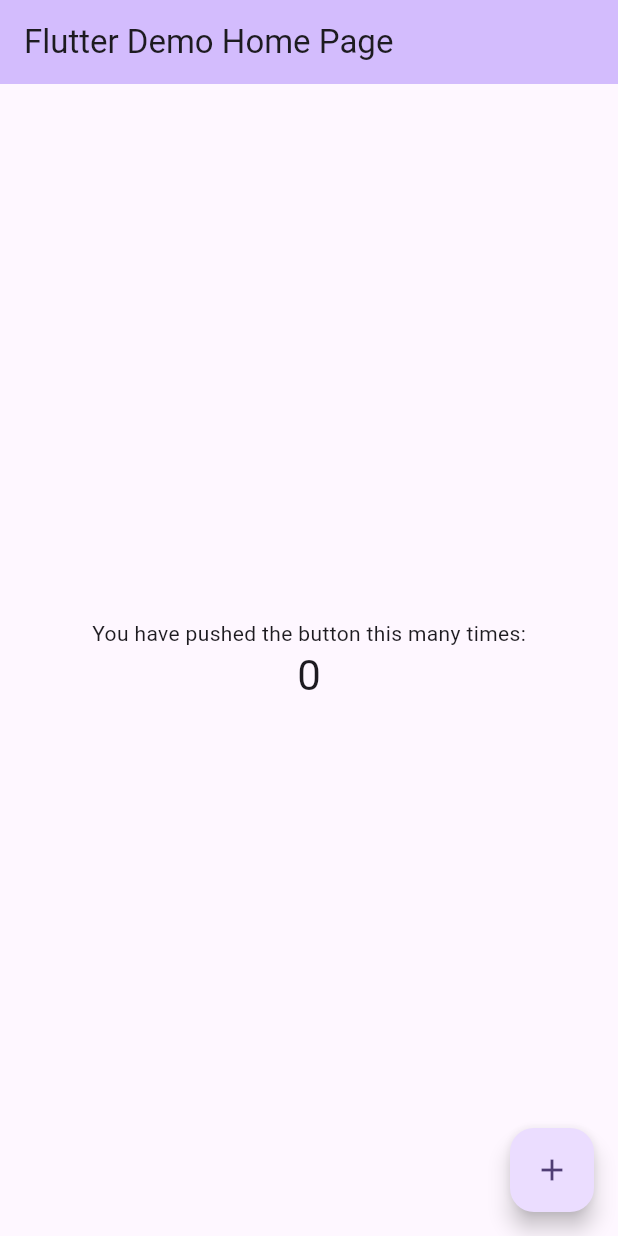
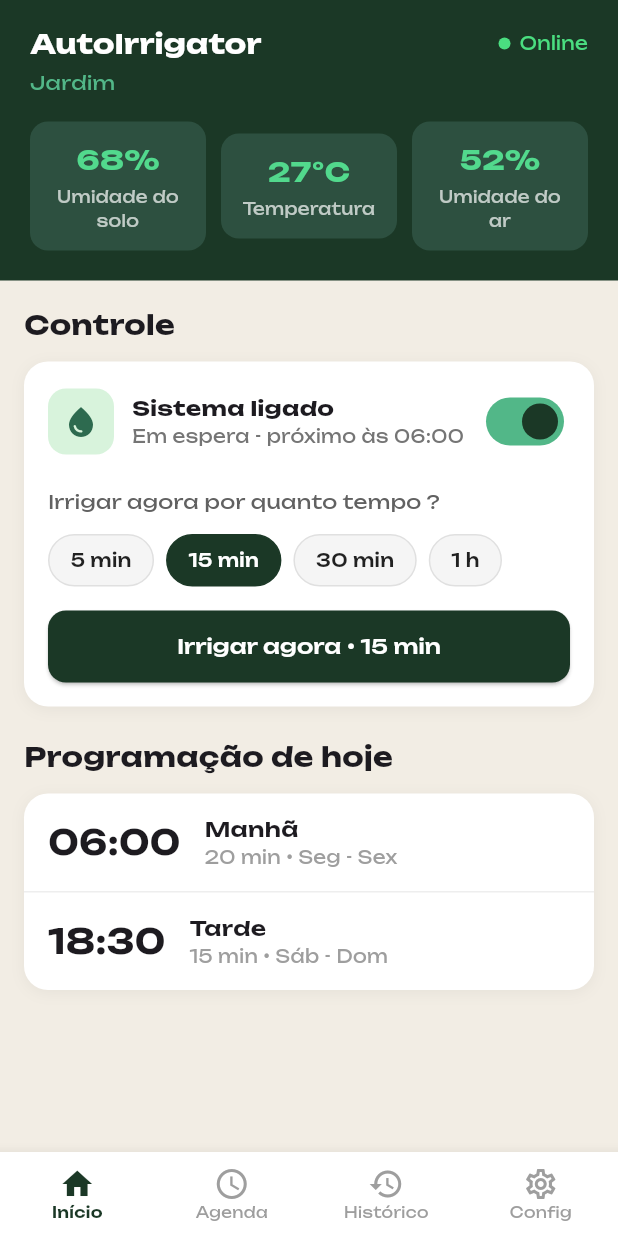
Before and after one commit to RenatoHPissinatti/AutoIrrigator, a Flutter app: the screen it shows after launch, on a phone screen of 412 x 824 dp. Run offline on Flutter 3.47's test engine with Material 3 defaults, Android fonts, the phone set to English and light mode, and no system bars; our stand-ins replace google_fonts.

Commit message:
feat/home_page done

```diff
--- /dev/null
+++ b/App/irrigator/lib/app/app.dart
@@ -0,0 +1,23 @@
+import 'package:flutter/material.dart';
+import 'package:google_fonts/google_fonts.dart';
+import 'view/pages/home_page.dart';
+
+class App extends StatelessWidget {
+  const App({super.key});
+
+  @override
+  Widget build(BuildContext context) {
+    return MaterialApp(
+      title: 'AutoIrrigator',
+      debugShowCheckedModeBanner: false,
+      theme: ThemeData(
+        useMaterial3: true,
+        textTheme: GoogleFonts.unboundedTextTheme(),
+      ),
+      home: const HomePage(),
+      routes: {
+        '/home': (context) => const HomePage(),
+      },
+    );
+  }
+}
--- /dev/null
+++ b/App/irrigator/lib/app/view/pages/home_page.dart
@@ -0,0 +1,347 @@
+import 'package:flutter/material.dart';
+import '../widgets/bottom_nav_bar.dart';
+
+class HomePage extends StatefulWidget {
+  const HomePage({super.key});
+
+  @override
+  State<HomePage> createState() => _HomePageState();
+}
+
+class _HomePageState extends State<HomePage> {
+  bool _sistemaLigado = true;
+  int _selectedTimeIndex = 1;
+
+  static const _darkGreen = Color(0xFF1B3826);
+  static const _cardGreen = Color(0xFF2D5040);
+  static const _brightGreen = Color(0xFF52D98D);
+  static const _accentGreen = Color(0xFF52B788);
+  static const _bgColor = Color(0xFFF2EDE4);
+
+  final List<String> _tempos = ['5 min', '15 min', '30 min', '1 h'];
+
+  @override
+  Widget build(BuildContext context) {
+    return Scaffold(
+      backgroundColor: _bgColor,
+      body: Column(
+        children: [
+          _buildHeader(),
+          Expanded(
+            child: SingleChildScrollView(
+              padding: const EdgeInsets.all(16),
+              child: Column(
+                crossAxisAlignment: CrossAxisAlignment.start,
+                children: [
+                  _buildControle(),
+                  const SizedBox(height: 20),
+                  _buildProgramacao(),
+                  const SizedBox(height: 20),
+                ],
+              ),
+            ),
+          ),
+        ],
+      ),
+      bottomNavigationBar: BottomNavBar(
+        currentIndex: 0,
+        onTap: (index) {
+          switch (index) {
+            case 1:
+              Navigator.pushReplacementNamed(context, '/agenda');
+            case 2:
+              Navigator.pushReplacementNamed(context, '/historico');
+            case 3:
+              Navigator.pushReplacementNamed(context, '/config');
+          }
+        },
+      ),
+    );
+  }
+
+  Widget _buildHeader() {
+    return Container(
+      color: _darkGreen,
+      padding: EdgeInsets.only(
+        top: MediaQuery.of(context).padding.top + 16,
+        left: 20,
+        right: 20,
+        bottom: 20,
+      ),
+      child: Column(
+        crossAxisAlignment: CrossAxisAlignment.start,
+        children: [
+          Row(
+            mainAxisAlignment: MainAxisAlignment.spaceBetween,
+            children: [
+              const Text(
+                'AutoIrrigator',
+                style: TextStyle(
+                  color: Colors.white,
+                  fontSize: 18,
+                  fontWeight: FontWeight.bold,
+                ),
+              ),
+              Row(
+                children: [
+                  Container(
+                    width: 8,
+                    height: 8,
+                    decoration: const BoxDecoration(
+                      color: Color(0xFF4ADE80),
+                      shape: BoxShape.circle,
+                    ),
+                  ),
+                  const SizedBox(width: 6),
+                  const Text(
+                    'Online',
+                    style: TextStyle(color: Color(0xFF4ADE80), fontSize: 12),
+                  ),
+                ],
+              ),
+            ],
+          ),
+          const SizedBox(height: 4),
+          const Text(
+            'Jardim',
+            style: TextStyle(color: _accentGreen, fontSize: 13),
+          ),
+          const SizedBox(height: 16),
+          Row(
+            children: [
+              _buildSensorCard('68%', 'Umidade do\nsolo'),
+              const SizedBox(width: 10),
+              _buildSensorCard('27°C', 'Temperatura'),
+              const SizedBox(width: 10),
+              _buildSensorCard('52%', 'Umidade do\nar'),
+            ],
+          ),
+        ],
+      ),
+    );
+  }
+
+  Widget _buildSensorCard(String value, String label) {
+    return Expanded(
+      child: Container(
+        padding: const EdgeInsets.symmetric(vertical: 12, horizontal: 8),
+        decoration: BoxDecoration(
+          color: _cardGreen,
+          borderRadius: BorderRadius.circular(12),
+        ),
+        child: Column(
+          children: [
+            Text(
+              value,
+              style: const TextStyle(
+                color: _brightGreen,
+                fontSize: 18,
+                fontWeight: FontWeight.bold,
+              ),
+            ),
+            const SizedBox(height: 4),
+            Text(
+              label,
+              textAlign: TextAlign.center,
+              style: const TextStyle(color: Colors.white70, fontSize: 11),
+            ),
+          ],
+        ),
+      ),
+    );
+  }
+
+  Widget _buildControle() {
+    return Column(
+      crossAxisAlignment: CrossAxisAlignment.start,
+      children: [
+        const Text(
+          'Controle',
+          style: TextStyle(fontSize: 18, fontWeight: FontWeight.bold),
+        ),
+        const SizedBox(height: 12),
+        Container(
+          padding: const EdgeInsets.all(16),
+          decoration: BoxDecoration(
+            color: Colors.white,
+            borderRadius: BorderRadius.circular(16),
+            boxShadow: [
+              BoxShadow(
+                color: Colors.black.withValues(alpha: 0.05),
+                blurRadius: 8,
+                offset: const Offset(0, 2),
+              ),
+            ],
+          ),
+          child: Column(
+            crossAxisAlignment: CrossAxisAlignment.start,
+            children: [
+              Row(
+                children: [
+                  Container(
+                    padding: const EdgeInsets.all(10),
+                    decoration: BoxDecoration(
+                      color: const Color(0xFFD8F3DC),
+                      borderRadius: BorderRadius.circular(12),
+                    ),
+                    child: const Icon(
+                      Icons.water_drop,
+                      color: Color(0xFF2D6A4F),
+                      size: 24,
+                    ),
+                  ),
+                  const SizedBox(width: 12),
+                  Expanded(
+                    child: Column(
+                      crossAxisAlignment: CrossAxisAlignment.start,
+                      children: [
+                        const Text(
+                          'Sistema ligado',
+                          style: TextStyle(
+                            fontWeight: FontWeight.bold,
+                            fontSize: 14,
+                          ),
+                        ),
+                        Text(
+                          'Em espera - próximo às 06:00',
+                          style: TextStyle(color: Colors.grey[600], fontSize: 12),
+                        ),
+                      ],
+                    ),
+                  ),
+                  Switch(
+                    value: _sistemaLigado,
+                    onChanged: (v) => setState(() => _sistemaLigado = v),
+                    activeThumbColor: _darkGreen,
+                    activeTrackColor: _accentGreen,
+                  ),
+                ],
+              ),
+              const SizedBox(height: 20),
+              Text(
+                'Irrigar agora por quanto tempo ?',
+                style: TextStyle(color: Colors.grey[700], fontSize: 13),
+              ),
+              const SizedBox(height: 12),
+              Row(
+                children: List.generate(_tempos.length, (i) {
+                  final selected = _selectedTimeIndex == i;
+                  return Padding(
+                    padding: const EdgeInsets.only(right: 8),
+                    child: GestureDetector(
+                      onTap: () => setState(() => _selectedTimeIndex = i),
+                      child: Container(
+                        padding: const EdgeInsets.symmetric(
+                          horizontal: 14,
+                          vertical: 8,
+                        ),
+                        decoration: BoxDecoration(
+                          color: selected ? _darkGreen : Colors.grey[100],
+                          borderRadius: BorderRadius.circular(20),
+                          border: Border.all(
+                            color: selected ? _darkGreen : Colors.grey[300]!,
+                          ),
+                        ),
+                        child: Text(
+                          _tempos[i],
+                          style: TextStyle(
+                            color: selected ? Colors.white : Colors.black87,
+                            fontSize: 12,
+                            fontWeight: FontWeight.w500,
+                          ),
+                        ),
+                      ),
+                    ),
+                  );
+                }),
+              ),
+              const SizedBox(height: 16),
+              SizedBox(
+                width: double.infinity,
+                child: ElevatedButton(
+                  onPressed: () {},
+                  style: ElevatedButton.styleFrom(
+                    backgroundColor: _darkGreen,
+                    foregroundColor: Colors.white,
+                    padding: const EdgeInsets.symmetric(vertical: 14),
+                    shape: RoundedRectangleBorder(
+                      borderRadius: BorderRadius.circular(12),
+                    ),
+                  ),
+                  child: Text('Irrigar agora • ${_tempos[_selectedTimeIndex]}'),
+                ),
+              ),
+            ],
+          ),
+        ),
+      ],
+    );
+  }
+
+  Widget _buildProgramacao() {
+    return Column(
+      crossAxisAlignment: CrossAxisAlignment.start,
+      children: [
+        const Text(
+          'Programação de hoje',
+          style: TextStyle(fontSize: 18, fontWeight: FontWeight.bold),
+        ),
+        const SizedBox(height: 12),
+        Container(
+          decoration: BoxDecoration(
+            color: Colors.white,
+            borderRadius: BorderRadius.circular(16),
+            boxShadow: [
+              BoxShadow(
+                color: Colors.black.withValues(alpha: 0.05),
+                blurRadius: 8,
+                offset: const Offset(0, 2),
+              ),
+            ],
+          ),
+          child: Column(
+            children: [
+              _buildScheduleItem('06:00', 'Manhã', '20 min • Seg - Sex'),
+              Divider(height: 1, color: Colors.grey[200]),
+              _buildScheduleItem('18:30', 'Tarde', '15 min • Sáb - Dom'),
+            ],
+          ),
+        ),
+      ],
+    );
+  }
+
+  Widget _buildScheduleItem(String hora, String periodo, String detalhe) {
+    return Padding(
+      padding: const EdgeInsets.symmetric(horizontal: 16, vertical: 14),
+      child: Row(
+        children: [
+          Text(
+            hora,
+            style: const TextStyle(
+              fontSize: 22,
+              fontWeight: FontWeight.bold,
+            ),
+          ),
+          const SizedBox(width: 16),
+          Column(
+            crossAxisAlignment: CrossAxisAlignment.start,
+            children: [
+              Text(
+                periodo,
+                style: const TextStyle(
+                  fontWeight: FontWeight.w600,
+                  fontSize: 14,
+                ),
+              ),
+              Text(
+                detalhe,
+                style: TextStyle(color: Colors.grey[500], fontSize: 12),
+              ),
+            ],
+          ),
+        ],
+      ),
+    );
+  }
+}
--- /dev/null
+++ b/App/irrigator/lib/app/view/widgets/bottom_nav_bar.dart
@@ -0,0 +1,48 @@
+import 'package:flutter/material.dart';
+
+class BottomNavBar extends StatelessWidget {
+  final int currentIndex;
+  final ValueChanged<int> onTap;
+
+  const BottomNavBar({
+    super.key,
+    required this.currentIndex,
+    required this.onTap,
+  });
+
+  @override
+  Widget build(BuildContext context) {
+    return BottomNavigationBar(
+      currentIndex: currentIndex,
+      onTap: onTap,
+      type: BottomNavigationBarType.fixed,
+      selectedItemColor: const Color(0xFF1B3826),
+      unselectedItemColor: Colors.grey,
+      backgroundColor: Colors.white,
+      selectedLabelStyle: const TextStyle(fontSize: 10, fontWeight: FontWeight.w600),
+      unselectedLabelStyle: const TextStyle(fontSize: 10),
+      items: const [
+        BottomNavigationBarItem(
+          icon: Icon(Icons.home_outlined),
+          activeIcon: Icon(Icons.home),
+          label: 'Início',
+        ),
+        BottomNavigationBarItem(
+          icon: Icon(Icons.schedule_outlined),
+          activeIcon: Icon(Icons.schedule),
+          label: 'Agenda',
+        ),
+        BottomNavigationBarItem(
+          icon: Icon(Icons.history_outlined),
+          activeIcon: Icon(Icons.history),
+          label: 'Histórico',
+        ),
+        BottomNavigationBarItem(
+          icon: Icon(Icons.settings_outlined),
+          activeIcon: Icon(Icons.settings),
+          label: 'Config',
+        ),
+      ],
+    );
+  }
+}
--- a/App/irrigator/lib/main.dart
+++ b/App/irrigator/lib/main.dart
@@ -1,122 +1,6 @@
 import 'package:flutter/material.dart';
+import 'app/app.dart';
 
 void main() {
-  runApp(const MyApp());
+  runApp(const App());
 }
-
-class MyApp extends StatelessWidget {
-  const MyApp({super.key});
-
-  // This widget is the root of your application.
-  @override
-  Widget build(BuildContext context) {
-    return MaterialApp(
-      title: 'Flutter Demo',
-      theme: ThemeData(
-        // This is the theme of your application.
-        //
-        // TRY THIS: Try running your application with "flutter run". You'll see
-        // the application has a purple toolbar. Then, without quitting the app,
-        // try changing the seedColor in the colorScheme below to Colors.green
-        // and then invoke "hot reload" (save your changes or press the "hot
-        // reload" button in a Flutter-supported IDE, or press "r" if you used
-        // the command line to start the app).
-        //
-        // Notice that the counter didn't reset back to zero; the application
-        // state is not lost during the reload. To reset the state, use hot
-        // restart instead.
-        //
-        // This works for code too, not just values: Most code changes can be
-        // tested with just a hot reload.
-        colorScheme: .fromSeed(seedColor: Colors.deepPurple),
-      ),
-      home: const MyHomePage(title: 'Flutter Demo Home Page'),
-    );
-  }
-}
-
-class MyHomePage extends StatefulWidget {
-  const MyHomePage({super.key, required this.title});
-
-  // This widget is the home page of your application. It is stateful, meaning
-  // that it has a State object (defined below) that contains fields that affect
-  // how it looks.
-
-  // This class is the configuration for the state. It holds the values (in this
-  // case the title) provided by the parent (in this case the App widget) and
-  // used by the build method of the State. Fields in a Widget subclass are
-  // always marked "final".
-
-  final String title;
-
-  @override
-  State<MyHomePage> createState() => _MyHomePageState();
-}
-
-class _MyHomePageState extends State<MyHomePage> {
-  int _counter = 0;
-
-  void _incrementCounter() {
-    setState(() {
-      // This call to setState tells the Flutter framework that something has
-      // changed in this State, which causes it to rerun the build method below
-      // so that the display can reflect the updated values. If we changed
-      // _counter without calling setState(), then the build method would not be
-      // called again, and so nothing would appear to happen.
-      _counter++;
-    });
-  }
-
-  @override
-  Widget build(BuildContext context) {
-    // This method is rerun every time setState is called, for instance as done
-    // by the _incrementCounter method above.
-    //
-    // The Flutter framework has been optimized to make rerunning build methods
-    // fast, so that you can just rebuild anything that needs updating rather
-    // than having to individually change instances of widgets.
-    return Scaffold(
-      appBar: AppBar(
-        // TRY THIS: Try changing the color here to a specific color (to
-        // Colors.amber, perhaps?) and trigger a hot reload to see the AppBar
-        // change color while the other colors stay the same.
-        backgroundColor: Theme.of(context).colorScheme.inversePrimary,
-        // Here we take the value from the MyHomePage object that was created by
-        // the App.build method, and use it to set our appbar title.
-        title: Text(widget.title),
-      ),
-      body: Center(
-        // Center is a layout widget. It takes a single child and positions it
-        // in the middle of the parent.
-        child: Column(
-          // Column is also a layout widget. It takes a list of children and
-          // arranges them vertically. By default, it sizes itself to fit its
-          // children horizontally, and tries to be as tall as its parent.
-          //
-          // Column has various properties to control how it sizes itself and
-          // how it positions its children. Here we use mainAxisAlignment to
-          // center the children vertically; the main axis here is the vertical
-          // axis because Columns are vertical (the cross axis would be
-          // horizontal).
-          //
-          // TRY THIS: Invoke "debug painting" (choose the "Toggle Debug Paint"
-          // action in the IDE, or press "p" in the console), to see the
-          // wireframe for each widget.
-          mainAxisAlignment: .center,
-          children: [
-            const Text('You have pushed the button this many times:'),
-            Text(
-              '$_counter',
-              style: Theme.of(context).textTheme.headlineMedium,
-            ),
-          ],
-        ),
-      ),
-      floatingActionButton: FloatingActionButton(
-        onPressed: _incrementCounter,
-        tooltip: 'Increment',
-        child: const Icon(Icons.add),
-      ),
-    );
-  }
-}
--- a/App/irrigator/pubspec.yaml
+++ b/App/irrigator/pubspec.yaml
@@ -34,6 +34,7 @@ dependencies:
   # The following adds the Cupertino Icons font to your application.
   # Use with the CupertinoIcons class for iOS style icons.
   cupertino_icons: ^1.0.8
+  google_fonts: ^6.2.1
 
 dev_dependencies:
   flutter_test:
```
Also changed, not shown: App/irrigator/pubspec.lock, 2 other files.
